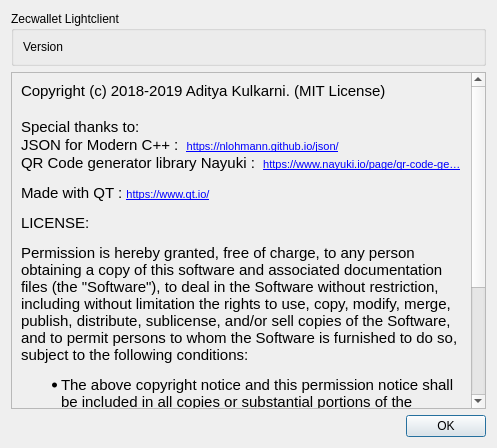
This is src/about.ui in z-bitcoinz/BitcoinZ_Blue as Qt 5 draws it before an edit. The edited form follows.
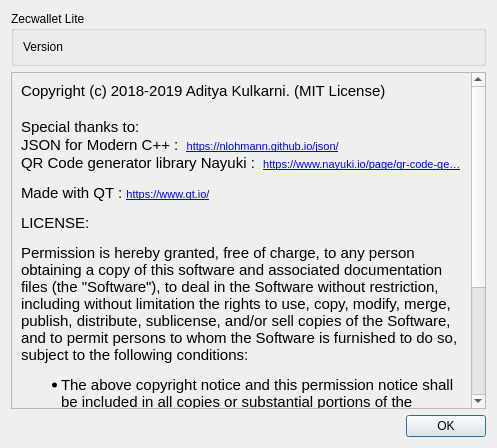
This is the edited form.

The edit to the form file:
```diff
--- a/src/about.ui
+++ b/src/about.ui
@@ -17,7 +17,7 @@
    <item>
     <widget class="QGroupBox" name="groupBox">
      <property name="title">
-      <string notr="true">Zecwallet Lightclient</string>
+      <string notr="true">Zecwallet Lite</string>
      </property>
      <layout class="QVBoxLayout" name="verticalLayout_2">
       <item>
```
